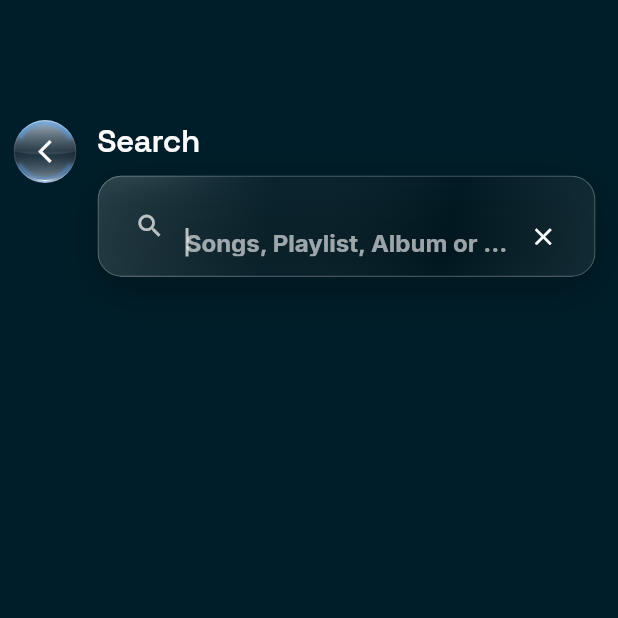
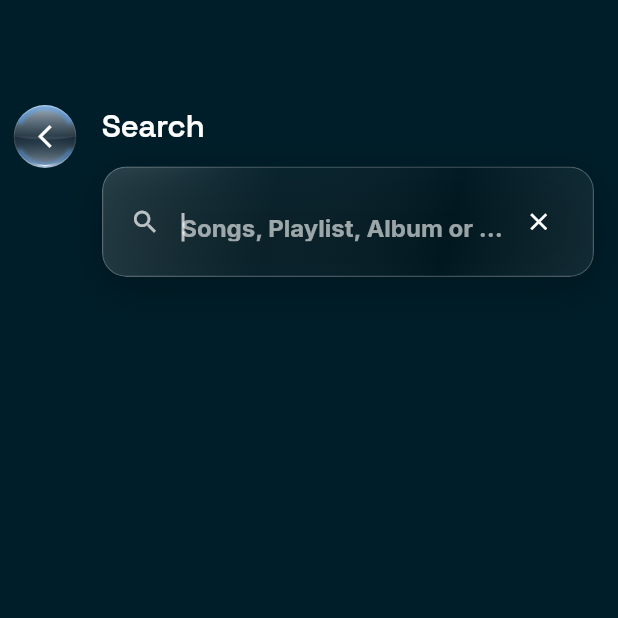
Before and after one commit to Tanatos-theOnly/Symphony-Music, a Flutter app: the SearchScreen screen opened directly, on a phone screen of 412 x 824 dp, the top half of it. Run offline on Flutter 3.47's test engine with Material 3 defaults, Android fonts, the phone set to English and light mode, and no system bars; our stand-ins replace app_links, audio_service, audio_video_progress_bar, buttons_tabbar, cached_network_image, dio and 16 more; missing offline and left inert: audiotags, flutter_lyric, jni, just_audio_media_kit, media_kit, smtc_windows and 5 more; accounts and stored records are empty; network calls fail.

Commit message:
feat(ui): 120 FPS zero-lag settings dropdowns & pixel-perfect search UI alignment (v1.12.14)

```diff
--- a/lib/ui/screens/Search/components/search_item.dart
+++ b/lib/ui/screens/Search/components/search_item.dart
@@ -14,7 +14,7 @@ class SearchItem extends StatelessWidget {
   Widget build(BuildContext context) {
     final searchScreenController = Get.find<SearchScreenController>();
     return ListTile(
-      contentPadding: const EdgeInsets.only(left: 10, right: 20),
+      contentPadding: const EdgeInsets.symmetric(horizontal: 4),
       onTap: () {
         Get.toNamed(ScreenNavigationSetup.searchResultScreen,
             id: ScreenNavigationSetup.id, arguments: queryString);
--- a/lib/ui/screens/Search/search_screen.dart
+++ b/lib/ui/screens/Search/search_screen.dart
@@ -15,17 +15,18 @@ class SearchScreen extends StatelessWidget {
   Widget build(BuildContext context) {
     final searchScreenController = Get.put(SearchScreenController());
     final settingsScreenController = Get.find<SettingsScreenController>();
-    final topPadding = context.isLandscape ? 50.0 : 80.0;
+    final topPadding = context.isLandscape ? 50.0 : 70.0;
     return Scaffold(
       resizeToAvoidBottomInset: false,
       body: Obx(
-        () => Row(
+        () {
+          final isBottomNav = settingsScreenController.isBottomNavBarEnabled.isTrue;
+          return Row(
             children: [
-            settingsScreenController.isBottomNavBarEnabled.isFalse
-                ? Container(
+              if (!isBottomNav)
+                Container(
                   width: 60,
-                    color:
-                        Theme.of(context).navigationRailTheme.backgroundColor,
+                  color: Theme.of(context).navigationRailTheme.backgroundColor,
                   child: Column(
                     children: [
                       Padding(
@@ -55,35 +56,62 @@ class SearchScreen extends StatelessWidget {
                       ),
                     ],
                   ),
-                  )
-                : const SizedBox(
-                    width: 15,
                 ),
               Expanded(
                 child: Padding(
-                padding: EdgeInsets.only(top: topPadding, left: 5),
+                  padding: EdgeInsets.only(
+                    top: topPadding,
+                    left: isBottomNav ? 16.0 : 8.0,
+                    right: 16.0,
+                  ),
                   child: Column(
                     children: [
-                    Align(
-                      alignment: Alignment.centerLeft,
-                      child: Text(
+                      // Header Row with Back Button in Bottom Nav Mode
+                      Row(
+                        children: [
+                          if (isBottomNav) ...[
+                            FlowyButton(
+                              onTap: () {
+                                Get.nestedKey(ScreenNavigationSetup.id)!
+                                    .currentState!
+                                    .pop();
+                              },
+                              child: LiquidGlassPebble(
+                                width: 38,
+                                height: 38,
+                                isCircle: true,
+                                borderRadius: BorderRadius.circular(19),
+                                chromaticColor: const Color(0xFF4FA5FF),
+                                highlightIntensity: 1.0,
+                                hasDropShadow: false,
+                                padding: EdgeInsets.zero,
+                                child: const Icon(
+                                  Icons.arrow_back_ios_new,
+                                  color: Colors.white,
+                                  size: 16,
+                                ),
+                              ),
+                            ),
+                            const SizedBox(width: 12),
+                          ],
+                          Text(
                             "search".tr,
                             style: Theme.of(context).textTheme.titleLarge,
                           ),
+                        ],
                       ),
-                    const SizedBox(
-                      height: 10,
-                    ),
-                    Padding(
-                      padding: const EdgeInsets.only(right: 15, bottom: 8),
-                      child: LiquidGlassContainer(
+                      const SizedBox(height: 14),
+
+                      // Perfectly Centered & Aligned Liquid Glass Search Input Bar
+                      LiquidGlassContainer(
                         borderRadius: BorderRadius.circular(16),
                         blurSigma: 16,
-                        padding: const EdgeInsets.symmetric(horizontal: 10, vertical: 2),
+                        padding: const EdgeInsets.symmetric(horizontal: 4, vertical: 0),
                         child: ModifiedTextField(
                           textCapitalization: TextCapitalization.sentences,
                           controller: searchScreenController.textInputController,
                           textInputAction: TextInputAction.search,
+                          textAlignVertical: TextAlignVertical.center,
                           onChanged: searchScreenController.onChanged,
                           onSubmitted: (val) {
                             if (val.contains("https://")) {
@@ -99,11 +127,19 @@ class SearchScreen extends StatelessWidget {
                               .isBottomNavBarEnabled.isFalse,
                           cursorColor: Theme.of(context).textTheme.bodySmall!.color,
                           decoration: InputDecoration(
+                            isDense: true,
                             border: InputBorder.none,
                             enabledBorder: InputBorder.none,
                             focusedBorder: InputBorder.none,
-                              prefixIcon: const Icon(Icons.search, size: 20, color: Colors.white70),
-                              contentPadding: const EdgeInsets.only(left: 5, top: 14),
+                            prefixIcon: const Icon(
+                              Icons.search,
+                              size: 20,
+                              color: Colors.white70,
+                            ),
+                            contentPadding: const EdgeInsets.symmetric(
+                              horizontal: 8,
+                              vertical: 12,
+                            ),
                             focusColor: Colors.white,
                             hintText: "searchDes".tr,
                             suffix: IconButton(
@@ -111,10 +147,13 @@ class SearchScreen extends StatelessWidget {
                               icon: const Icon(Icons.close),
                               splashRadius: 16,
                               iconSize: 19,
-                              )),
                             ),
                           ),
                         ),
+                      ),
+                      const SizedBox(height: 8),
+
+                      // History / Suggestions List
                       Expanded(
                         child: Obx(() {
                           final isEmpty = searchScreenController
@@ -125,7 +164,7 @@ class SearchScreen extends StatelessWidget {
                               ? searchScreenController.historyQuerylist.toList()
                               : searchScreenController.suggestionList.toList();
                           return ListView(
-                            padding: const EdgeInsets.only(top: 5, bottom: 400),
+                            padding: const EdgeInsets.only(top: 4, bottom: 400),
                             physics: const BouncingScrollPhysics(
                                 parent: AlwaysScrollableScrollPhysics()),
                             children: searchScreenController.urlPasted.isTrue
@@ -149,7 +188,8 @@ class SearchScreen extends StatelessWidget {
                                               style: Theme.of(context)
                                                   .textTheme
                                                   .titleMedium,
-                                          )),
+                                            ),
+                                          ),
                                         ),
                                       ),
                                     )
@@ -158,7 +198,8 @@ class SearchScreen extends StatelessWidget {
                                     .map((item) => SearchItem(
                                         queryString: item,
                                         isHistoryString: isEmpty))
-                                    .toList());
+                                    .toList(),
+                          );
                         }),
                       )
                     ],
@@ -166,7 +207,8 @@ class SearchScreen extends StatelessWidget {
                 ),
               ),
             ],
-        ),
+          );
+        },
       ),
     );
   }
--- a/pubspec.yaml
+++ b/pubspec.yaml
@@ -16,7 +16,7 @@ publish_to: "none" # Remove this line if you wish to publish to pub.dev
 # https://developer.apple.com/library/archive/documentation/General/Reference/InfoPlistKeyReference/Articles/CoreFoundationKeys.html
 # In Windows, build-name is used as the major, minor, and patch parts
 # of the product and file versions while build-number is used as the build suffix.
-version: 1.12.13+38
+version: 1.12.14+39
 
 environment:
   sdk: ">=3.1.5 <4.0.0"
```
Also changed, not shown: lib/ui/screens/Settings/components/custom_expansion_tile.dart (+26 -5 lines), lib/ui/screens/Settings/settings_screen.dart (+21 -4 lines). Lines whose indentation alone changed are shown as unchanged.
